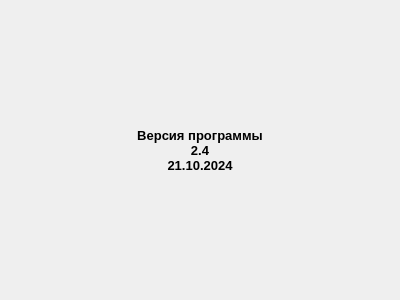
zak2791/Tabloh2H, file version.ui: the form before one commit.
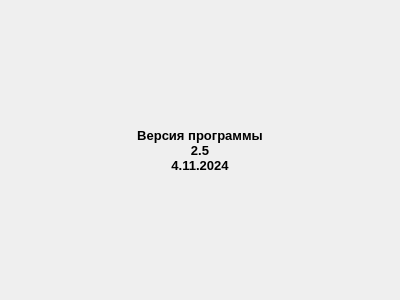
The form after the commit.

Diff of the .ui file:
```diff
--- a/version.ui
+++ b/version.ui
@@ -36,8 +36,8 @@
    </property>
    <property name="text">
     <string>Версия программы
-2.4
-21.10.2024</string>
+2.5
+4.11.2024</string>
    </property>
    <property name="alignment">
     <set>Qt::AlignCenter</set>
```
Left out of the diff: 4 changed lines with no effect on the pictures.
